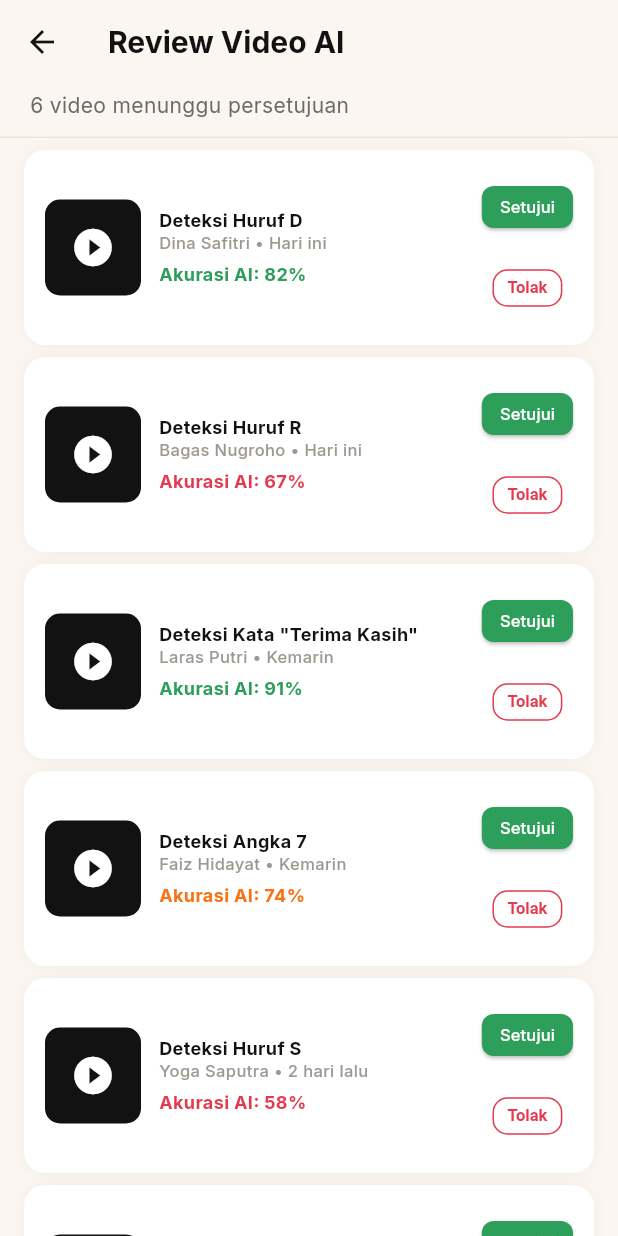
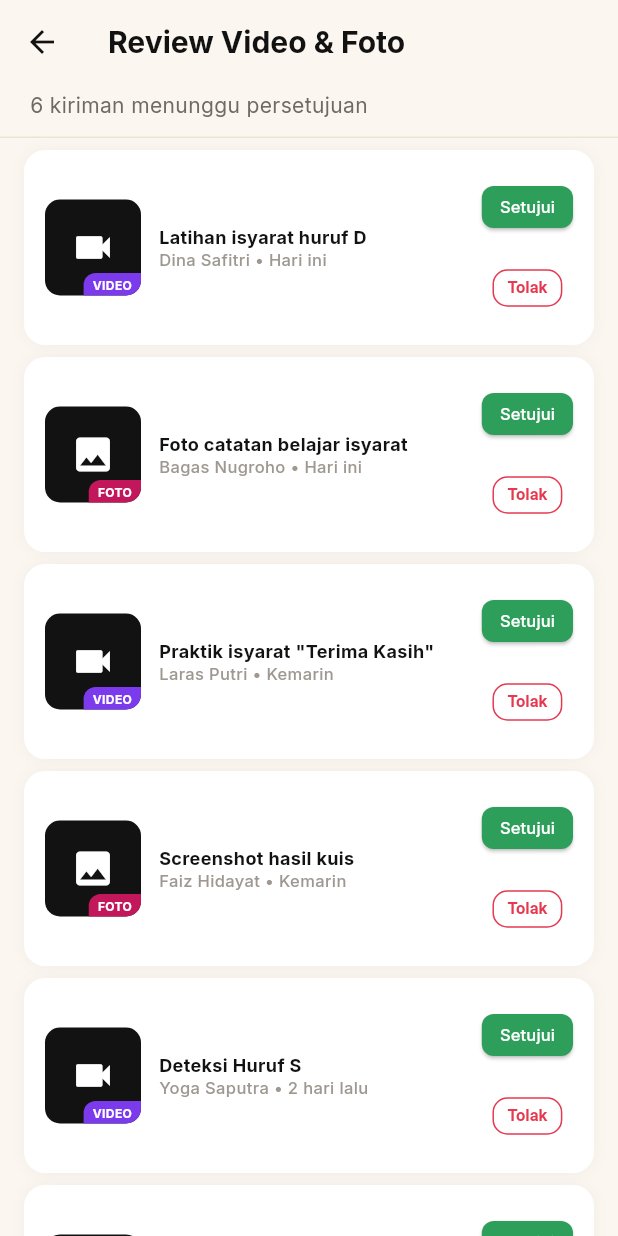
Before and after one commit to furalmiqbadi/PBL-S5-Sign.L, a Flutter app: the ReviewVideoAIPage widget shown alone on an empty page, opened directly, on a phone screen of 412 x 824 dp. Run offline on Flutter 3.47's test engine with Material 3 defaults, Android fonts, the phone set to English and light mode, and no system bars; our stand-ins replace flutter_svg, google_fonts, image_picker, shared_preferences, video_player; accounts and stored records are empty; network calls fail.

Commit message:
perbaiki leaderboard, postingan, dan admin

```diff
--- a/lib/views/admin/admin_detail_pages.dart
+++ b/lib/views/admin/admin_detail_pages.dart
@@ -269,36 +269,38 @@ class ModerasiChatPage extends StatelessWidget {
 }
 
 // ============================================================
-// 3. REVIEW VIDEO AI
+// 3. REVIEW VIDEO & FOTO KIRIMAN PENGGUNA (SUDAH DIPERBAIKI)
 // ============================================================
 
 class ReviewVideoAIPage extends StatelessWidget {
   const ReviewVideoAIPage({super.key});
 
-  static final List<Map<String, dynamic>> videos = [
-    {'user': 'Dina Safitri', 'title': 'Deteksi Huruf D', 'score': 82.0, 'time': 'Hari ini'},
-    {'user': 'Bagas Nugroho', 'title': 'Deteksi Huruf R', 'score': 67.0, 'time': 'Hari ini'},
-    {'user': 'Laras Putri', 'title': 'Deteksi Kata "Terima Kasih"', 'score': 91.0, 'time': 'Kemarin'},
-    {'user': 'Faiz Hidayat', 'title': 'Deteksi Angka 7', 'score': 74.0, 'time': 'Kemarin'},
-    {'user': 'Yoga Saputra', 'title': 'Deteksi Huruf S', 'score': 58.0, 'time': '2 hari lalu'},
-    {'user': 'Nadia Kirana', 'title': 'Deteksi Kata "Halo"', 'score': 88.0, 'time': '2 hari lalu'},
+  static final List<Map<String, dynamic>> submissions = [
+    {'type': 'video', 'user': 'Dina Safitri', 'desc': 'Latihan isyarat huruf D', 'time': 'Hari ini'},
+    {'type': 'foto', 'user': 'Bagas Nugroho', 'desc': 'Foto catatan belajar isyarat', 'time': 'Hari ini'},
+    {'type': 'video', 'user': 'Laras Putri', 'desc': 'Praktik isyarat "Terima Kasih"', 'time': 'Kemarin'},
+    {'type': 'foto', 'user': 'Faiz Hidayat', 'desc': 'Screenshot hasil kuis', 'time': 'Kemarin'},
+    {'type': 'video', 'user': 'Yoga Saputra', 'desc': 'Deteksi Huruf S', 'time': '2 hari lalu'},
+    {'type': 'foto', 'user': 'Nadia Kirana', 'desc': 'Dokumentasi event komunitas', 'time': '2 hari lalu'},
   ];
 
   @override
   Widget build(BuildContext context) {
     return adminPage(
       context: context,
-      title: 'Review Video AI',
-      subtitle: '${videos.length} video menunggu persetujuan',
+      title: 'Review Video & Foto',
+      subtitle: '${submissions.length} kiriman menunggu persetujuan',
       child: ListView.builder(
         padding: const EdgeInsets.only(bottom: 20),
-        itemCount: videos.length,
+        itemCount: submissions.length,
         itemBuilder: (context, i) {
-          final v = videos[i];
-          final score = v['score'] as double;
-          final scoreColor = score >= 80 ? AppColors.success : (score >= 70 ? AppColors.tertiary : AppColors.danger);
+          final item = submissions[i];
+          final isVideo = item['type'] == 'video';
+
           return itemCard(
             child: Row(
+              children: [
+                Stack(
                   children: [
                     Container(
                       width: 64,
@@ -307,31 +309,49 @@ class ReviewVideoAIPage extends StatelessWidget {
                         color: AppColors.textPrimary,
                         borderRadius: BorderRadius.circular(10),
                       ),
-                  child: const Icon(Icons.play_circle_fill, color: Colors.white, size: 30),
+                      child: Icon(
+                        isVideo ? Icons.videocam : Icons.image,
+                        color: Colors.white,
+                        size: 30,
+                      ),
+                    ),
+                    // Badge tipe media
+                    Positioned(
+                      bottom: 0,
+                      right: 0,
+                      child: Container(
+                        padding: const EdgeInsets.symmetric(horizontal: 6, vertical: 2),
+                        decoration: BoxDecoration(
+                          color: isVideo ? AppColors.secondary : AppColors.primary,
+                          borderRadius: const BorderRadius.only(
+                            topLeft: Radius.circular(8),
+                            bottomRight: Radius.circular(10),
+                          ),
+                        ),
+                        child: Text(
+                          isVideo ? 'VIDEO' : 'FOTO',
+                          style: const TextStyle(color: Colors.white, fontSize: 8, fontWeight: FontWeight.bold),
+                        ),
+                      ),
+                    ),
+                  ],
                 ),
                 const SizedBox(width: 12),
                 Expanded(
                   child: Column(
                     crossAxisAlignment: CrossAxisAlignment.start,
                     children: [
-                      Text(v['title'], style: AppTextStyles.labelMedium.copyWith(fontWeight: FontWeight.bold)),
+                      Text(item['desc'], style: AppTextStyles.labelMedium.copyWith(fontWeight: FontWeight.bold)),
                       const SizedBox(height: 2),
-                      Text('${v['user']} • ${v['time']}',
+                      Text('${item['user']} • ${item['time']}',
                           style: AppTextStyles.labelSmall.copyWith(color: AppColors.textMuted)),
-                      const SizedBox(height: 6),
-                      Row(
-                        children: [
-                          Text('Akurasi AI: ${score.toStringAsFixed(0)}%',
-                              style: TextStyle(color: scoreColor, fontSize: 12, fontWeight: FontWeight.bold)),
-                        ],
-                      ),
                     ],
                   ),
                 ),
                 Column(
                   children: [
                     ElevatedButton(
-                      onPressed: () => toast(context, 'Video disetujui'),
+                      onPressed: () => toast(context, 'Kiriman disetujui'),
                       style: ElevatedButton.styleFrom(
                         backgroundColor: AppColors.success,
                         padding: const EdgeInsets.symmetric(horizontal: 12, vertical: 6),
@@ -341,7 +361,7 @@ class ReviewVideoAIPage extends StatelessWidget {
                       child: const Text('Setujui', style: TextStyle(color: Colors.white, fontSize: 11)),
                     ),
                     const SizedBox(height: 6),
-                    actionBtn('Tolak', AppColors.danger, () => toast(context, 'Video ditolak')),
+                    actionBtn('Tolak', AppColors.danger, () => toast(context, 'Kiriman ditolak')),
                   ],
                 ),
               ],
@@ -682,7 +702,11 @@ class _BroadcastNotifikasiPageState extends State<BroadcastNotifikasiPage> {
   String target = 'Semua Pengguna';
 
   @override
-  void dispose() { title.dispose(); body.dispose(); super.dispose(); }
+  void dispose() {
+    title.dispose();
+    body.dispose();
+    super.dispose();
+  }
 
   InputDecoration deco(String hint) => InputDecoration(
         hintText: hint,
@@ -827,7 +851,7 @@ class LogAktivitasPage extends StatelessWidget {
 
   static final List<Map<String, String>> logs = [
     {'admin': 'Admin Utama', 'action': 'Menghapus 1 komentar dari Agus Prasetyo', 'time': 'Hari ini 14:20'},
-    {'admin': 'Admin Utama', 'action': 'Menyetujui video AI milik Laras Putri', 'time': 'Hari ini 11:05'},
+    {'admin': 'Admin Utama', 'action': 'Menyetujui kiriman milik Laras Putri', 'time': 'Hari ini 11:05'},
     {'admin': 'Moderator 2', 'action': 'Membanned SpamBot_22 permanen', 'time': 'Kemarin 20:44'},
     {'admin': 'Moderator 2', 'action': 'Mengirim broadcast "Event Tebet Eco Park"', 'time': 'Kemarin 09:12'},
     {'admin': 'Admin Utama', 'action': 'Mengedit materi "Percakapan Dasar"', 'time': '2 hari lalu'},
--- a/lib/views/admin/admin_login_page.dart
+++ b/lib/views/admin/admin_login_page.dart
@@ -9,7 +9,7 @@ import 'admin_panel_page.dart';
 ///
 /// MOCK: pengecekan akun di bawah hanya untuk demo dan belum aman.
 /// Nanti ganti [_login] dengan panggilan API, dan pastikan role admin
-/// ditentukan oleh server, bukan oleh aplikasi.
+/// ditentukan oleh server, bukan oleh aplikasi
 class AdminLoginPage extends StatefulWidget {
   const AdminLoginPage({super.key});
 
--- a/lib/views/auth/auth_views.dart
+++ b/lib/views/auth/auth_views.dart
@@ -8,7 +8,7 @@ import '../theme/app_colors.dart';
 import '../theme/app_text_styles.dart';
 import '../widgets/auth_widgets.dart';
 
-/// Membuka kerangka utama aplikasi setelah autentikasi berhasil.
+/// Membuka kerangka utama aplikasi setelah autentikasi berhasil
 void openHome(BuildContext context) => Navigator.pushAndRemoveUntil(context, MaterialPageRoute(builder: (_) => const MainShell()), (_) => false);
 
 class LoginPage extends StatefulWidget { const LoginPage({super.key}); @override State<LoginPage> createState() => _LoginPageState(); }
--- a/lib/views/auth/role_select_page.dart
+++ b/lib/views/auth/role_select_page.dart
@@ -5,7 +5,7 @@ import '../theme/app_colors.dart';
 import '../theme/app_text_styles.dart';
 import 'auth_views.dart'; // berisi LoginPage
 
-/// Layar awal: pilih masuk sebagai Pengguna atau Admin.
+/// Layar awal: pilih masuk sebagai Pengguna atau Admin
 class RoleSelectPage extends StatelessWidget {
   const RoleSelectPage({super.key});
 
--- a/lib/views/home/home_page.dart
+++ b/lib/views/home/home_page.dart
@@ -10,7 +10,7 @@ import '../theme/app_text_styles.dart';
 
 class HomePage extends StatefulWidget {
   final VoidCallback? onOpenCommunity;
-  final VoidCallback? onOpenProfile; // <-- TAMBAHAN CALLBACK PROFIL
+  final VoidCallback? onOpenProfile; // <-- TAMBAHAN CALLBACK PROFIL.
 
   const HomePage({
     super.key,
--- a/lib/views/komunitas/komunitas_page.dart
+++ b/lib/views/komunitas/komunitas_page.dart
@@ -62,7 +62,7 @@ class PostModel {
   });
 }
 
-/// BARU: widget pemutar video dari file lokal (dipakai di preview form & di kartu postingan)
+/// BARU: widget pemutar video dari file lokal (dipakai di preview form & di kartu postingan).
 class _VideoPlayerBox extends StatefulWidget {
   final String path;
   final double height;
--- a/lib/views/widgets/komunitas_header.dart
+++ b/lib/views/widgets/komunitas_header.dart
@@ -7,7 +7,7 @@ import 'section_header.dart';
 /// peringkat (leaderboard) dan tombol pesan langsung (DM) dengan badge
 /// jumlah pesan belum dibaca.
 class KomunitasHeader extends StatelessWidget {
-  /// Jumlah pesan belum dibaca. Badge disembunyikan bila 0.
+  /// Jumlah pesan belum dibaca. Badge disembunyikan bila 0
   final int unreadCount;
 
   final VoidCallback? onLeaderboard;
--- a/lib/views/widgets/leaderboard.dart
+++ b/lib/views/widgets/leaderboard.dart
@@ -272,7 +272,7 @@ class _LeaderboardScreenState extends State<LeaderboardScreen> {
     );
   }
 
-  // ---------------- DAFTAR PERINGKAT 4 DST ----------------
+  // ---------------- DAFTAR PERINGKAT 4 DST --------------
 
   Widget _buildRankCard(List<_Entry> rest) {
     return Container(
--- a/pubspec.yaml
+++ b/pubspec.yaml
@@ -32,7 +32,7 @@ dependencies:
   shared_preferences: ^2.2.2 # Cache data lokal sederhana
   intl: ^0.18.1 # Format tanggal dan waktu
   image_picker: ^1.1.2 # BARU: pilih foto/video dari galeri
-  video_player: ^2.9.2 # BARU: memutar video postingan
+  video_player: ^2.9.2 # BARU: memutar video posting
 
 dev_dependencies:
   flutter_test:
```
Also changed, not shown: lib/views/admin/admin_panel_page.dart (+88 -21 lines), pubspec.lock. Lines whose indentation alone changed are shown as unchanged.
